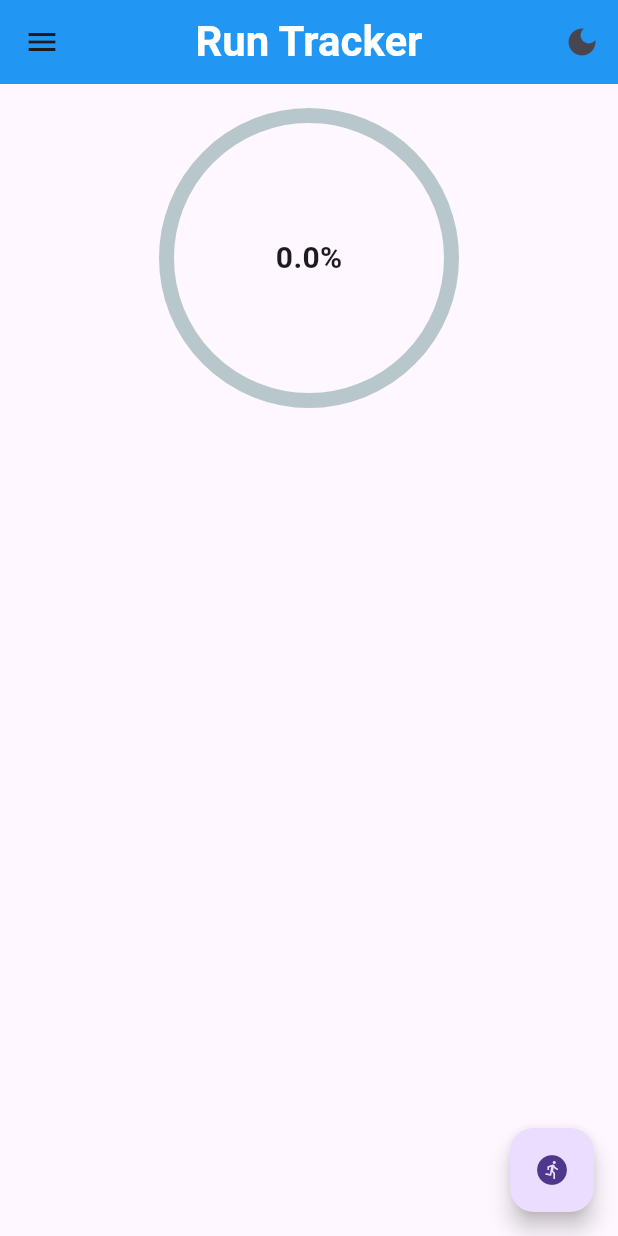
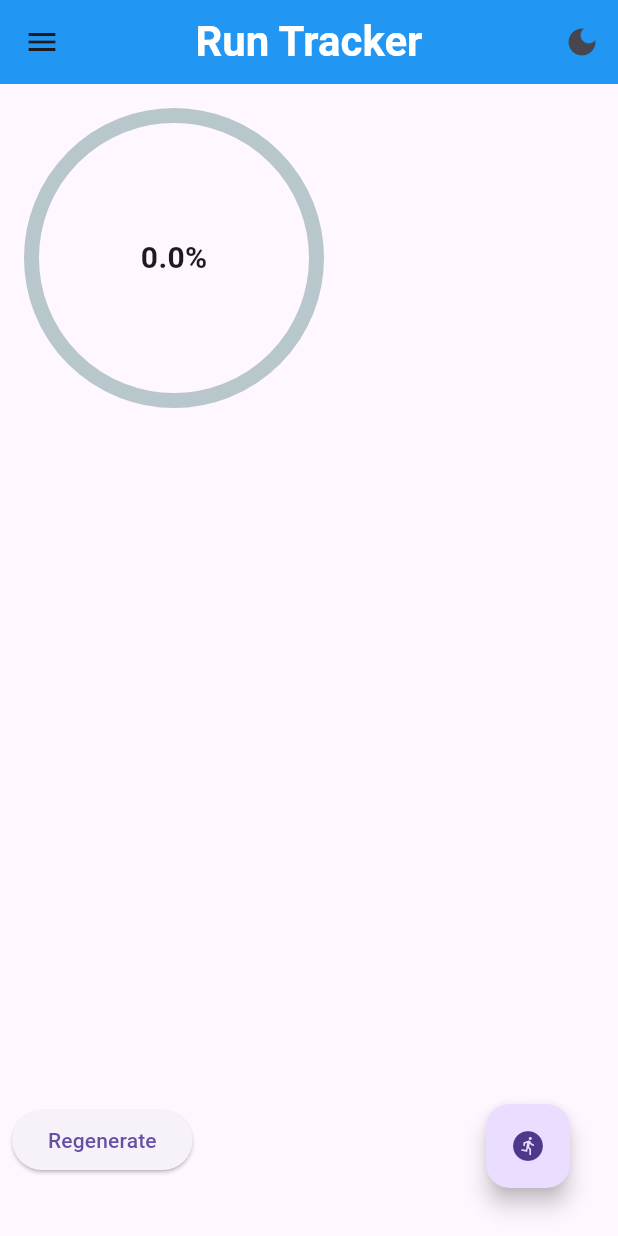
Before and after one commit to martout2002/RunnersHigh, a Flutter app: the screen it shows once a user with an empty profile is signed in, on a phone screen of 412 x 824 dp. Run offline on Flutter 3.47's test engine with Material 3 defaults, Android fonts, the phone set to English and light mode, and no system bars; drawn by our look-alikes of percent_indicator; our stand-ins replace firebase_auth, firebase_core, firebase_database, flutter_dotenv, flutter_gemini, geolocator and 3 more; accounts and stored records are empty; network calls fail.

Commit message:
regenerate button working now, also made the recommendation widget more visible

```diff
--- a/lib/home_page.dart
+++ b/lib/home_page.dart
@@ -127,6 +127,22 @@ class HomePageState extends State<HomePage> {
     }
   }
 
+  Future<void> _regenerateRunRecommendation() async {
+    final user = FirebaseAuth.instance.currentUser;
+    if (user != null) {
+      String? newRecommendation = await _geminiService.getRunRecommendationBasedOnGoal(_userGoal, _userPace);
+      if (newRecommendation != null) {
+        final newRecommendationData = _geminiService.processRecommendation(newRecommendation);
+        await _geminiService.storeRecommendation(newRecommendation);
+        setState(() {
+          _runRecommendation = newRecommendationData;
+        });
+        final userRef = FirebaseDatabase.instance.ref().child('profiles').child(user.uid);
+        await userRef.child('recommendation').set(newRecommendationData);
+      }
+    }
+  }
+
   @override
   Widget build(BuildContext context) {
     return Scaffold(
@@ -135,11 +151,44 @@ class HomePageState extends State<HomePage> {
       body: Column(
         children: [
           ProgressIndicatorWidget(runRecommendation: _runRecommendation, pastRuns: _pastRuns),
-          if (_runRecommendation != null) Expanded(child: RecommendationWidget(recommendation: _runRecommendation!, pastRuns: _pastRuns)),
-          Expanded(child: RunList(pastRuns: _pastRuns)),
+          if (_runRecommendation != null)
+            Flexible(
+              fit: FlexFit.tight,
+              child: Padding(
+                padding: const EdgeInsets.only(bottom: 85.0), // Adjust the padding as needed
+                child: RecommendationWidget(
+                  recommendation: _runRecommendation!,
+                  pastRuns: _pastRuns,
+                ),
+              ),
+            ),
+          if (_pastRuns.isNotEmpty)
+            Flexible(
+              fit: FlexFit.tight,
+              child: RunList(pastRuns: _pastRuns),
+            ),
         ],
       ),
-      floatingActionButton: CustomFloatingActionButton(onToggleTheme: widget.onToggleTheme),
+      floatingActionButton: Stack(
+        children: [
+          Positioned(
+            left: 16.0,
+            bottom: 16.0,
+            child: Padding(
+              padding: const EdgeInsets.all(8.0),
+              child: ElevatedButton(
+                onPressed: _regenerateRunRecommendation,
+                child: const Text('Regenerate'),
+              ),
+            ),
+          ),
+          Positioned(
+            right: 16.0,
+            bottom: 16.0,
+            child: CustomFloatingActionButton(onToggleTheme: widget.onToggleTheme),
+          ),
+        ],
+      ),
     );
   }
 }
```
Also changed, not shown: lib/widgets/recommendation_widget.dart (+4 -3 lines).
